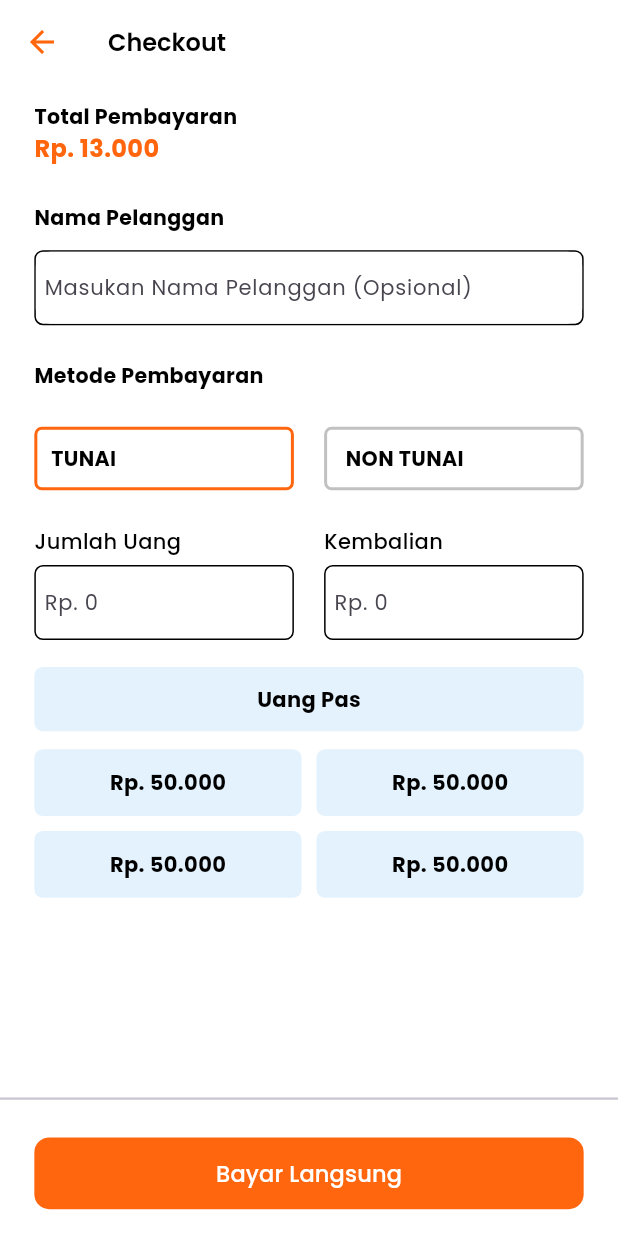
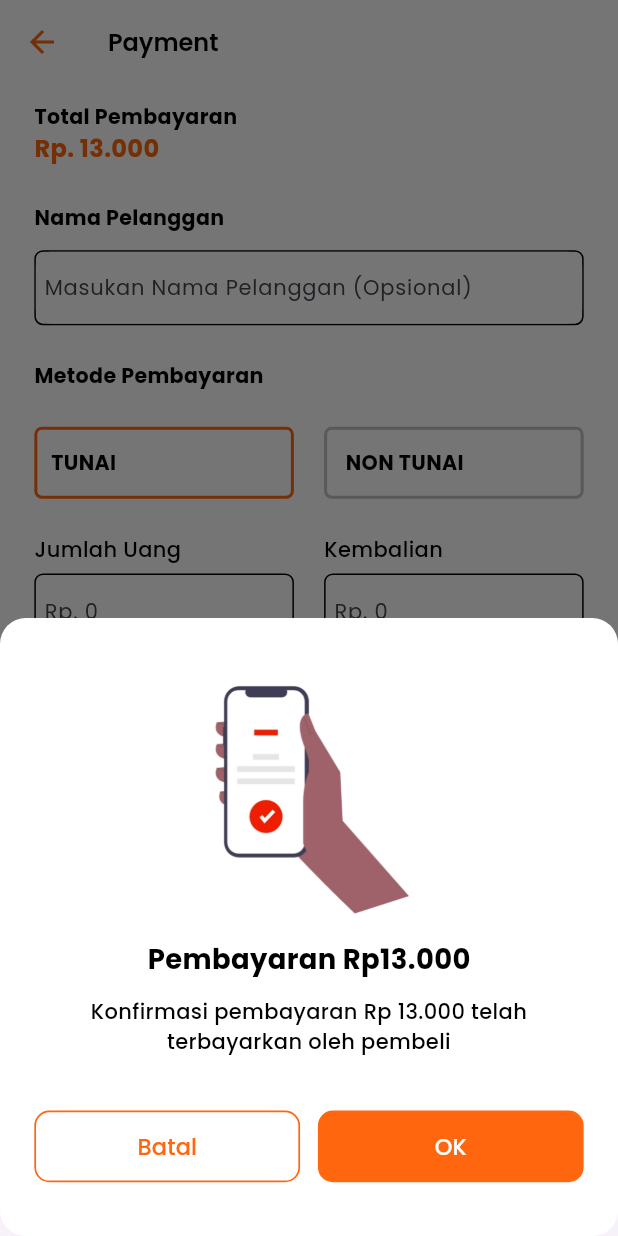
Before and after one commit to fkihai/kasirku, a Flutter app: the PaymentPage screen opened by its route, after a tap on "Bayar Langsung", on a phone screen of 412 x 824 dp. Run offline on Flutter 3.47's test engine with Material 3 defaults, Android fonts, the phone set to English and light mode, and no system bars; our stand-ins replace fl_chart, flutter_screenutil, go_router.

Commit message:
feed: slicing payment-check and app logo

```diff
--- a/lib/src/core/assets/assets.gen.dart
+++ b/lib/src/core/assets/assets.gen.dart
@@ -26,6 +26,10 @@ class $AssetsImgGen {
   /// File path: assets/img/matcha.png
   AssetGenImage get matcha => const AssetGenImage('assets/img/matcha.png');
 
+  /// File path: assets/img/payment-check.png
+  AssetGenImage get paymentCheck =>
+      const AssetGenImage('assets/img/payment-check.png');
+
   /// File path: assets/img/robusta.png
   AssetGenImage get robusta => const AssetGenImage('assets/img/robusta.png');
 
@@ -34,7 +38,7 @@ class $AssetsImgGen {
 
   /// List of all assets
   List<AssetGenImage> get values =>
-      [frenchFries, friedRice, latte, matcha, robusta, taro];
+      [frenchFries, friedRice, latte, matcha, paymentCheck, robusta, taro];
 }
 
 class Assets {
--- a/lib/src/core/router/router_provider.dart
+++ b/lib/src/core/router/router_provider.dart
@@ -8,7 +8,7 @@ import 'package:kasirku/src/features/product/presentation/page/product_page.dart
 import '../../features/login/presentation/page/login_page.dart';
 
 final GoRouter routerProvider = GoRouter(
-  initialLocation: '/product/cart/checkout/payment',
+  initialLocation: '/',
   routes: [
     GoRoute(
       path: '/login',
--- a/lib/src/core/widgets/text_button_custom.dart
+++ b/lib/src/core/widgets/text_button_custom.dart
@@ -4,22 +4,36 @@ import 'package:flutter_screenutil/flutter_screenutil.dart';
 import '../../constant/colors.dart';
 
 class TextButtonCustom extends StatelessWidget {
-  const TextButtonCustom({super.key, required this.title, this.onPressed});
+  const TextButtonCustom({
+    super.key,
+    required this.title,
+    this.onPressed,
+    this.width,
+    this.solid = true,
+  });
   final String title;
   final Function()? onPressed;
+  final double? width;
+  final bool? solid;
 
   @override
   Widget build(BuildContext context) {
     return Container(
-      width: double.infinity,
+      width: width ?? double.infinity,
       height: 40.h,
       decoration: BoxDecoration(
-          color: AppColors.primary, borderRadius: BorderRadius.circular(10)),
+        color: solid == true ? AppColors.primary : AppColors.white,
+        borderRadius: BorderRadius.circular(10),
+        border: Border.all(width: 1.sp, color: AppColors.primary),
+      ),
       child: TextButton(
         onPressed: onPressed,
         child: Text(
           title,
-          style: const TextStyle(fontSize: 15, color: AppColors.white),
+          style: TextStyle(
+            fontSize: 15,
+            color: solid == true ? AppColors.white : AppColors.primary,
+          ),
         ),
       ),
     );
--- a/lib/src/features/product/presentation/page/payment_page.dart
+++ b/lib/src/features/product/presentation/page/payment_page.dart
@@ -7,6 +7,7 @@ import 'package:kasirku/src/core/widgets/space_height.dart';
 import 'package:kasirku/src/core/widgets/text_button_custom.dart';
 
 import '../../../../constant/colors.dart';
+import '../widget/pay_confirm.dart';
 
 class PaymentPage extends StatelessWidget {
   const PaymentPage({super.key});
@@ -15,7 +16,8 @@ class PaymentPage extends StatelessWidget {
   @override
   Widget build(BuildContext context) {
     return Scaffold(
-      appBar: AppBar(title: const Text('Checkout')),
+      resizeToAvoidBottomInset: false,
+      appBar: AppBar(title: const Text('Payment')),
       body: Column(
         children: [
           Expanded(
@@ -78,7 +80,8 @@ class PaymentPage extends StatelessWidget {
                     children: [
                       Container(
                         width: 0.42.sw,
-                        padding: EdgeInsets.all(8.0.sp),
+                        padding: EdgeInsets.symmetric(
+                            horizontal: 8.0.w, vertical: 10.h),
                         decoration: BoxDecoration(
                           border:
                               Border.all(color: AppColors.primary, width: 2.0),
@@ -91,7 +94,8 @@ class PaymentPage extends StatelessWidget {
                       const Spacer(),
                       Container(
                         width: 0.42.sw,
-                        padding: EdgeInsets.all(8.0.sp),
+                        padding: EdgeInsets.symmetric(
+                            horizontal: 8.0.w, vertical: 10.h),
                         decoration: BoxDecoration(
                           border: Border.all(
                               color: AppColors.grey.withOpacity(0.4),
@@ -162,7 +166,7 @@ class PaymentPage extends StatelessWidget {
                       ),
                     ],
                   ),
-                  SpaceHeight(height: 15.h),
+                  SpaceHeight(height: 25.h),
                   const Money(value: 0),
                   SpaceHeight(height: 10.h),
                   Expanded(
@@ -172,7 +176,7 @@ class PaymentPage extends StatelessWidget {
                         crossAxisCount: 2, // Jumlah kolom
                         crossAxisSpacing: 10.0, // Jarak antar kolom
                         mainAxisSpacing: 10.0, // Jarak antar baris
-                        childAspectRatio: 4.0,
+                        childAspectRatio: 3.6,
                       ),
                       itemCount: 4, // Jumlah item dalam grid
                       itemBuilder: (context, index) {
@@ -189,7 +193,9 @@ class PaymentPage extends StatelessWidget {
             padding: EdgeInsets.symmetric(horizontal: 20.w, vertical: 15.h),
             child: TextButtonCustom(
               title: 'Bayar Langsung',
-              onPressed: () {},
+              onPressed: () {
+                showCustomModalPayCheck(context);
+              },
             ),
           ),
         ],
@@ -205,7 +211,7 @@ class Money extends StatelessWidget {
   @override
   Widget build(BuildContext context) {
     return Container(
-      padding: EdgeInsets.all(10.sp),
+      padding: EdgeInsets.all(13.sp),
       decoration: BoxDecoration(
         borderRadius: BorderRadius.circular(5.r),
         color: Colors.blue.shade50,
--- a/lib/src/features/product/presentation/page/product_page.dart
+++ b/lib/src/features/product/presentation/page/product_page.dart
@@ -31,7 +31,8 @@ class ProductPage extends StatelessWidget {
       drawer: const DrawerWidget(),
       body: Padding(
         padding: EdgeInsets.symmetric(vertical: 10.h, horizontal: 13.w),
-        child: Column(children: [
+        child: Column(
+          children: [
             const SearchField(),
             SpaceHeight(height: 20.h),
             SingleChildScrollView(
@@ -62,7 +63,8 @@ class ProductPage extends StatelessWidget {
               ),
             ),
             const ItemTotal(totalItem: 2, totalPrice: 956000)
-        ]),
+          ],
+        ),
       ),
     );
   }
--- a/lib/src/features/product/presentation/widget/detail_product.dart
+++ b/lib/src/features/product/presentation/widget/detail_product.dart
@@ -1,5 +1,6 @@
 import 'package:flutter/material.dart';
 import 'package:flutter_screenutil/flutter_screenutil.dart';
+import 'package:go_router/go_router.dart';
 import 'package:kasirku/src/core/utils/int_ext.dart';
 import 'package:kasirku/src/core/widgets/space_width.dart';
 import 'package:kasirku/src/core/widgets/text_button_custom.dart';
@@ -44,7 +45,9 @@ void showCustomModalBottomSheet(BuildContext context) {
               const Spacer(),
               TextButtonCustom(
                 title: 'Add',
-                onPressed: () {},
+                onPressed: () {
+                  context.pop();
+                },
               )
             ],
           ),
--- /dev/null
+++ b/lib/src/features/product/presentation/widget/pay_confirm.dart
@@ -0,0 +1,61 @@
+import 'package:flutter/material.dart';
+import 'package:flutter_screenutil/flutter_screenutil.dart';
+import 'package:go_router/go_router.dart';
+import 'package:kasirku/src/core/assets/assets.gen.dart';
+import 'package:kasirku/src/core/widgets/space_height.dart';
+
+import '../../../../core/widgets/text_button_custom.dart';
+
+void showCustomModalPayCheck(BuildContext context) {
+  showModalBottomSheet(
+    isScrollControlled: true,
+    context: context,
+    builder: (context) {
+      return Container(
+        padding: EdgeInsets.symmetric(horizontal: 20.w, vertical: 30.h),
+        decoration: BoxDecoration(
+          borderRadius: BorderRadius.circular(15.r),
+          color: Colors.white,
+        ),
+        width: double.infinity,
+        height: 0.50.sh,
+        child: Column(
+          mainAxisAlignment: MainAxisAlignment.center,
+          children: [
+            Image.asset(
+              Assets.img.paymentCheck.path,
+              width: 120.w,
+            ),
+            SpaceHeight(height: 10.h),
+            Text(
+              'Pembayaran Rp13.000',
+              style: TextStyle(fontWeight: FontWeight.bold, fontSize: 16.sp),
+            ),
+            SpaceHeight(height: 10.h),
+            const Text(
+              'Konfirmasi pembayaran Rp 13.000 telah terbayarkan oleh pembeli',
+              textAlign: TextAlign.center,
+            ),
+            const Spacer(),
+            Row(
+              children: [
+                TextButtonCustom(
+                  title: 'Batal',
+                  width: 0.43.sw,
+                  solid: false,
+                  onPressed: () => context.pop(),
+                ),
+                const Spacer(),
+                TextButtonCustom(
+                  title: 'OK',
+                  width: 0.43.sw,
+                  onPressed: () => context.pop(),
+                ),
+              ],
+            )
+          ],
+        ),
+      );
+    },
+  );
+}
```
Also changed, not shown: assets/img/payment-check.png (added), 21 other files. Lines whose indentation alone changed are shown as unchanged.
